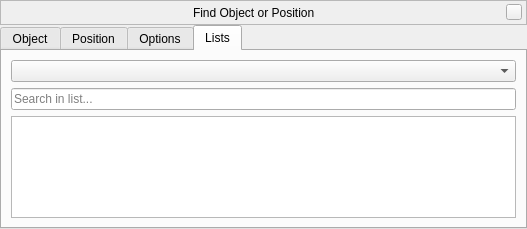
Old version of the form src/gui/searchDialogGui.ui in the repository 519984307/stellarium_src.
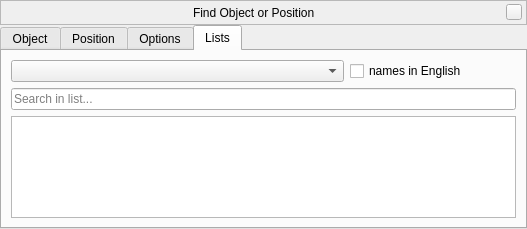
New version of the form. Custom widgets are drawn as their Qt base class.

Commit message: add bilingual search

What changed in the file:
```diff
--- a/src/gui/searchDialogGui.ui
+++ b/src/gui/searchDialogGui.ui
@@ -750,20 +750,30 @@
       <attribute name="title">
        <string>Lists</string>
       </attribute>
-      <layout class="QVBoxLayout" name="verticalLayout_7">
-       <item>
+      <layout class="QGridLayout" name="gridLayout_3">
+       <property name="sizeConstraint">
+        <enum>QLayout::SetDefaultConstraint</enum>
+       </property>
+       <item row="0" column="0" colspan="2">
         <widget class="QComboBox" name="objectTypeComboBox"/>
        </item>
-       <item>
+       <item row="2" column="0" colspan="3">
+        <widget class="QListWidget" name="objectsListWidget"/>
+       </item>
+       <item row="0" column="2">
+        <widget class="QCheckBox" name="searchInEnglishCheckBox">
+         <property name="text">
+          <string>names in English</string>
+         </property>
+        </widget>
+       </item>
+       <item row="1" column="0" colspan="3">
         <widget class="QLineEdit" name="searchInListLineEdit">
          <property name="placeholderText">
           <string>Search in list...</string>
          </property>
         </widget>
        </item>
-       <item>
-        <widget class="QListWidget" name="objectsListWidget"/>
-       </item>
       </layout>
      </widget>
     </widget>
```
The commit also changes 22 other files.
